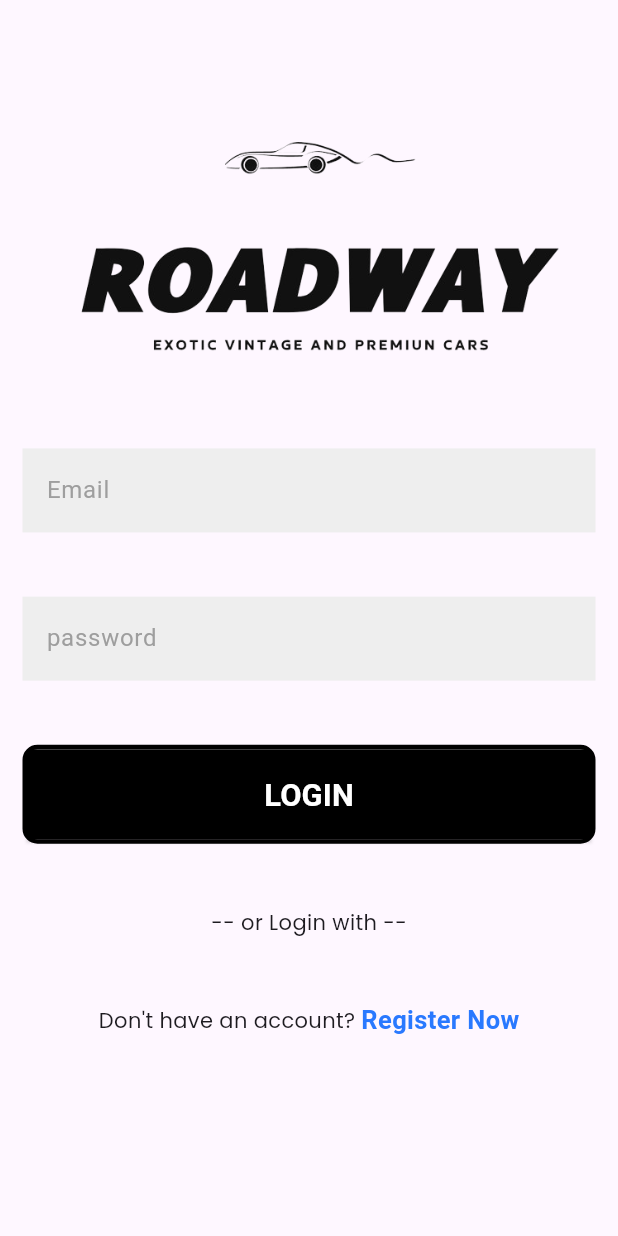
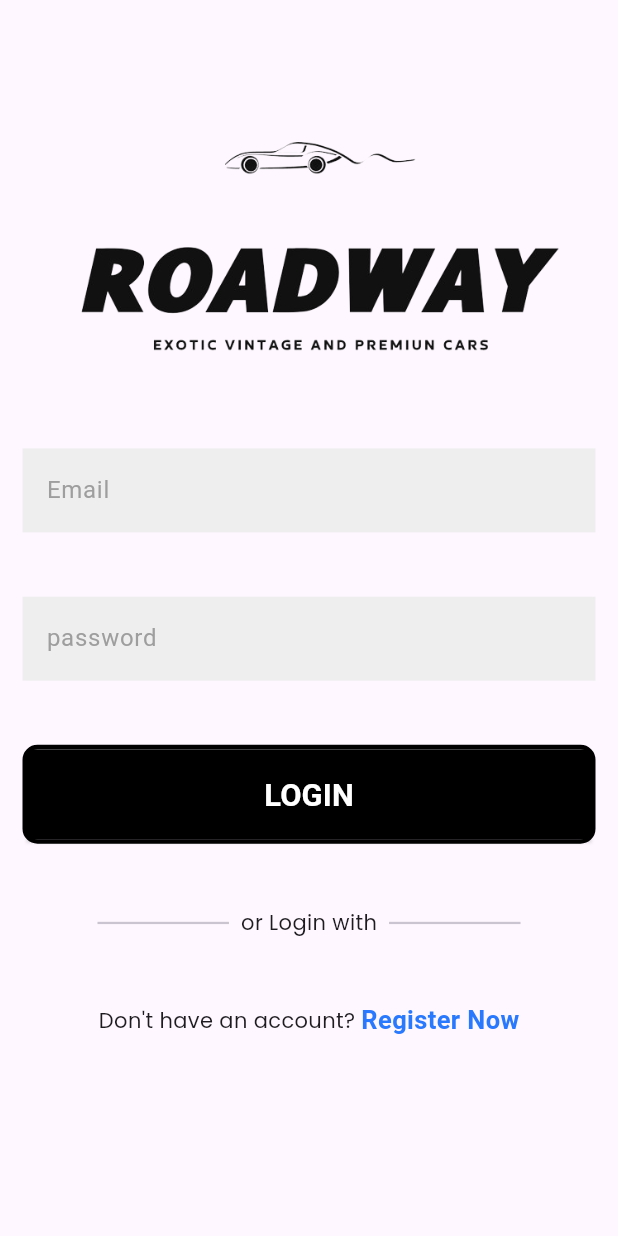
Before and after one commit to farhan-kt/RoadWay_firebase, a Flutter app: the screen it shows after launch, after a tap on "Lets Start", after a tap on "User Login", on a phone screen of 412 x 824 dp. Run offline on Flutter 3.47's test engine with Material 3 defaults, Android fonts, the phone set to English and light mode, and no system bars; our stand-ins replace cloud_firestore, firebase_auth, firebase_core, google_fonts; accounts and stored records are empty; Roboto replaces fonts that are missing (Abel).

Commit message:
user registration and user login with email & pass completed

```diff
--- a/lib/controller/authentication_provider.dart
+++ b/lib/controller/authentication_provider.dart
@@ -1,9 +1,18 @@
-import 'package:car_sale_firebase/view/admin_data.dart';
+import 'package:car_sale_firebase/service/authentication_service.dart';
+import 'package:car_sale_firebase/view/admin/admin_data.dart';
+import 'package:firebase_auth/firebase_auth.dart';
 import 'package:flutter/material.dart';
 
 class AuthenticationProvider extends ChangeNotifier {
   TextEditingController adminController = TextEditingController();
   TextEditingController adminPassController = TextEditingController();
+  TextEditingController emailController = TextEditingController();
+  TextEditingController passwordController = TextEditingController();
+  TextEditingController confirmPasswordController = TextEditingController();
+  final loginFormkey = GlobalKey<FormState>();
+  final RegisterFormkey = GlobalKey<FormState>();
+  final FirebaseAuth firebaseAuth = FirebaseAuth.instance;
+  final AuthenticationService authService = AuthenticationService();
 
   void adminLogin(context) {
     if (adminController.text == 'farhan' && adminPassController.text == '123') {
@@ -13,4 +22,22 @@ class AuthenticationProvider extends ChangeNotifier {
       adminPassController.clear();
     }
   }
+
+  void clearControllers() {
+    emailController.clear();
+    passwordController.clear();
+    confirmPasswordController.clear();
+  }
+
+  Future<UserCredential> registerUser(String email, String password) async {
+    return await authService.userRegisterEmail(email, password);
+  }
+
+  Future<UserCredential> loginUser(String email, String password) async {
+    return await authService.userLoginEmail(email, password);
+  }
+
+  Future<void> logOut() async {
+    await authService.logOut();
+  }
 }
--- a/lib/main.dart
+++ b/lib/main.dart
@@ -2,7 +2,7 @@ import 'package:car_sale_firebase/controller/authentication_provider.dart';
 import 'package:car_sale_firebase/controller/bottombar_provider.dart';
 import 'package:car_sale_firebase/controller/car_provider.dart';
 import 'package:car_sale_firebase/firebase_options.dart';
-import 'package:car_sale_firebase/view/welcome_screen.dart';
+import 'package:car_sale_firebase/view/welcome/welcome_screen.dart';
 import 'package:firebase_core/firebase_core.dart';
 import 'package:flutter/material.dart';
 import 'package:provider/provider.dart';
--- /dev/null
+++ b/lib/view/authentication_screens.dart/login_screen.dart
@@ -0,0 +1,110 @@
+// ignore_for_file: must_be_immutable
+
+import 'package:car_sale_firebase/controller/authentication_provider.dart';
+import 'package:car_sale_firebase/view/authentication_screens.dart/register_screen.dart';
+import 'package:car_sale_firebase/widget/bottom_screen.dart';
+import 'package:car_sale_firebase/widget/button_widget.dart';
+import 'package:car_sale_firebase/widget/snackbar_widget.dart';
+import 'package:car_sale_firebase/widget/textformfield_widget.dart';
+import 'package:car_sale_firebase/widget/textstyle_widget.dart';
+import 'package:flutter/cupertino.dart';
+import 'package:flutter/material.dart';
+import 'package:flutter/widgets.dart';
+import 'package:provider/provider.dart';
+
+class LoginScreen extends StatelessWidget {
+  const LoginScreen({super.key});
+
+  @override
+  Widget build(BuildContext context) {
+    Size size = MediaQuery.of(context).size;
+    final authProvider =
+        Provider.of<AuthenticationProvider>(context, listen: false);
+    return Scaffold(
+      body: Padding(
+        padding: EdgeInsets.only(top: size.height * .07, left: 15, right: 15),
+        child: SingleChildScrollView(
+          scrollDirection: Axis.vertical,
+          child: Column(
+            crossAxisAlignment: CrossAxisAlignment.start,
+            children: [
+              Image.asset('assets/RoadWay.png'),
+              SizedBox(
+                height: size.height * 0.5,
+                child: Form(
+                  key: authProvider.loginFormkey,
+                  child: Column(
+                    mainAxisAlignment: MainAxisAlignment.spaceEvenly,
+                    children: [
+                      CustomTextFormField(
+                          labelText: 'Email',
+                          controller: authProvider.emailController),
+                      CustomTextFormField(
+                        labelText: 'password',
+                        controller: authProvider.passwordController,
+                        obscureText: true,
+                      ),
+                      ButtonWidgets().rectangleButton(size, name: 'LOGIN',
+                          onPressed: () async {
+                        if (authProvider.loginFormkey.currentState!
+                            .validate()) {
+                          try {
+                            await authProvider.loginUser(
+                                authProvider.emailController.text,
+                                authProvider.passwordController.text);
+                            SnackBarWidget().showSuccessSnackbar(
+                                context, 'login successfull');
+                            Navigator.pushAndRemoveUntil(
+                                context,
+                                MaterialPageRoute(
+                                    builder: (context) => BottomScreen()),
+                                (route) => false);
+                            authProvider.clearControllers();
+                          } catch (e) {
+                            SnackBarWidget()
+                                .showErrorSnackbar(context, 'failed to login');
+                          }
+                        }
+                      },
+                          borderRadius: BorderRadius.circular(10),
+                          border: Border.all(color: Colors.black, width: 3)),
+                      Padding(
+                        padding: const EdgeInsets.symmetric(horizontal: 50),
+                        child: Row(
+                          children: [
+                            Flexible(child: Divider(thickness: 1.5)),
+                            textPoppins(name: '  or Login with  '),
+                            Flexible(child: Divider(thickness: 1.5))
+                          ],
+                        ),
+                      ),
+                    ],
+                  ),
+                ),
+              ),
+              Row(
+                mainAxisAlignment: MainAxisAlignment.center,
+                children: [
+                  textPoppins(name: "Don't have an account? "),
+                  InkWell(
+                    onTap: () {
+                      Navigator.push(
+                          context,
+                          MaterialPageRoute(
+                              builder: (context) => RegisterScreen()));
+                    },
+                    child: textAbel(
+                        name: 'Register Now',
+                        color: Colors.blueAccent[400],
+                        fontsize: 17,
+                        fontweight: FontWeight.w700),
+                  )
+                ],
+              ),
+            ],
+          ),
+        ),
+      ),
+    );
+  }
+}
--- a/lib/view/home.dart
+++ b/lib/view/home/home.dart
@@ -1,10 +1,10 @@
+import 'package:flutter/material.dart';
+import 'package:provider/provider.dart';
 import 'package:car_sale_firebase/controller/car_provider.dart';
-import 'package:car_sale_firebase/view/car_details_screen.dart';
+import 'package:car_sale_firebase/view/home/car_details_screen.dart';
 import 'package:car_sale_firebase/widget/home_product_details_container.dart';
 import 'package:car_sale_firebase/widget/home_widgets.dart';
 import 'package:car_sale_firebase/widget/textstyle_widget.dart';
-import 'package:flutter/material.dart';
-import 'package:provider/provider.dart';
 
 class HomeScreen extends StatelessWidget {
   const HomeScreen({super.key});
--- a/lib/view/login_screen.dart
+++ /dev/null
@@ -1,78 +0,0 @@
-// ignore_for_file: must_be_immutable
-
-import 'package:car_sale_firebase/view/register_screen.dart';
-import 'package:car_sale_firebase/widget/bottom_screen.dart';
-import 'package:car_sale_firebase/widget/button_widget.dart';
-import 'package:car_sale_firebase/widget/textformfield_widget.dart';
-import 'package:car_sale_firebase/widget/textstyle_widget.dart';
-import 'package:flutter/material.dart';
-
-class LoginScreen extends StatelessWidget {
-  LoginScreen({super.key});
-  final formKey = GlobalKey<FormState>();
-
-  TextEditingController emailController = TextEditingController();
-  TextEditingController passwordController = TextEditingController();
-  @override
-  Widget build(BuildContext context) {
-    Size size = MediaQuery.of(context).size;
-    return Scaffold(
-      body: Padding(
-        padding: EdgeInsets.only(top: size.height * .07, left: 15, right: 15),
-        child: SingleChildScrollView(
-          scrollDirection: Axis.vertical,
-          child: Column(
-            crossAxisAlignment: CrossAxisAlignment.start,
-            children: [
-              Image.asset('assets/RoadWay.png'),
-              SizedBox(
-                height: size.height * 0.5,
-                child: Column(
-                  mainAxisAlignment: MainAxisAlignment.spaceEvenly,
-                  children: [
-                    CustomTextFormField(
-                        labelText: 'Email', controller: emailController),
-                    CustomTextFormField(
-                      labelText: 'password',
-                      controller: passwordController,
-                      obscureText: true,
-                    ),
-                    ButtonWidgets().rectangleButton(size, name: 'LOGIN',
-                        onPressed: () {
-                      Navigator.push(
-                          context,
-                          MaterialPageRoute(
-                              builder: (context) => BottomScreen()));
-                    },
-                        borderRadius: BorderRadius.circular(10),
-                        border: Border.all(color: Colors.black, width: 3)),
-                    textPoppins(name: '-- or Login with --'),
-                  ],
-                ),
-              ),
-              Row(
-                mainAxisAlignment: MainAxisAlignment.center,
-                children: [
-                  textPoppins(name: "Don't have an account? "),
-                  InkWell(
-                    onTap: () {
-                      Navigator.push(
-                          context,
-                          MaterialPageRoute(
-                              builder: (context) => RegisterScreen()));
-                    },
-                    child: textAbel(
-                        name: 'Register Now',
-                        color: Colors.blueAccent[400],
-                        fontsize: 17,
-                        fontweight: FontWeight.w700),
-                  )
-                ],
-              ),
-            ],
-          ),
-        ),
-      ),
-    );
-  }
-}
--- a/lib/view/select_login.dart
+++ b/lib/view/select_login.dart
@@ -1,5 +1,5 @@
-import 'package:car_sale_firebase/view/admin_login.dart';
-import 'package:car_sale_firebase/view/login_screen.dart';
+import 'package:car_sale_firebase/view/admin/admin_login.dart';
+import 'package:car_sale_firebase/view/authentication_screens.dart/login_screen.dart';
 import 'package:car_sale_firebase/widget/textstyle_widget.dart';
 import 'package:flutter/material.dart';
 
--- a/lib/view/settings.dart
+++ b/lib/view/settings/settings.dart
@@ -1,6 +1,6 @@
-import 'package:car_sale_firebase/view/login_screen.dart';
-import 'package:car_sale_firebase/view/setting_page_items.dart/about_app.dart';
-import 'package:car_sale_firebase/view/setting_page_items.dart/help_center_page.dart';
+import 'package:car_sale_firebase/view/authentication_screens.dart/login_screen.dart';
+import 'package:car_sale_firebase/view/settings/about_app.dart';
+import 'package:car_sale_firebase/view/settings/help_center_page.dart';
 import 'package:car_sale_firebase/widget/settings_screen_widgets.dart';
 import 'package:car_sale_firebase/widget/textstyle_widget.dart';
 import 'package:flutter/material.dart';
--- a/lib/view/wishlist.dart
+++ b/lib/view/wishlist/wishlist.dart
@@ -1,5 +1,5 @@
 import 'package:car_sale_firebase/controller/car_provider.dart';
-import 'package:car_sale_firebase/view/car_details_screen.dart';
+import 'package:car_sale_firebase/view/home/car_details_screen.dart';
 import 'package:car_sale_firebase/widget/home_product_details_container.dart';
 import 'package:car_sale_firebase/widget/home_widgets.dart';
 import 'package:car_sale_firebase/widget/textstyle_widget.dart';
--- a/lib/widget/bottom_screen.dart
+++ b/lib/widget/bottom_screen.dart
@@ -1,7 +1,7 @@
 import 'package:car_sale_firebase/controller/bottombar_provider.dart';
-import 'package:car_sale_firebase/view/home.dart';
-import 'package:car_sale_firebase/view/settings.dart';
-import 'package:car_sale_firebase/view/wishlist.dart';
+import 'package:car_sale_firebase/view/home/home.dart';
+import 'package:car_sale_firebase/view/settings/settings.dart';
+import 'package:car_sale_firebase/view/wishlist/wishlist.dart';
 import 'package:flutter/material.dart';
 import 'package:provider/provider.dart';
 
```
Also changed, not shown: lib/service/authentication_service.dart (added, +37 -0 lines), lib/view/authentication_screens.dart/register_screen.dart (added, +113 -0 lines), lib/view/register_screen.dart (deleted, +0 -87 lines), lib/view/admin/admin_data.dart (renamed from lib/view/admin_data.dart), lib/view/admin/admin_login.dart (renamed from lib/view/admin_login.dart), lib/view/home/car_details_screen.dart (renamed from lib/view/car_details_screen.dart), lib/view/settings/about_app.dart (renamed from lib/view/setting_page_items.dart/about_app.dart), lib/view/settings/help_center_page.dart (renamed from lib/view/setting_page_items.dart/help_center_page.dart), lib/view/welcome/welcome_screen.dart (renamed from lib/view/welcome_screen.dart).
